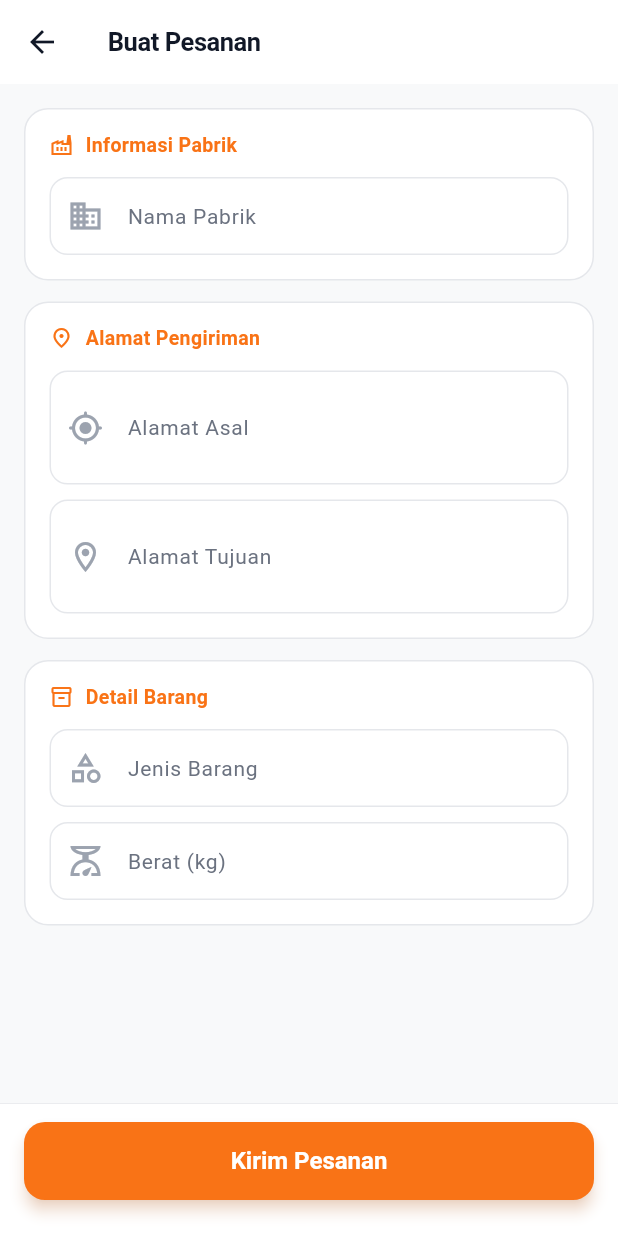
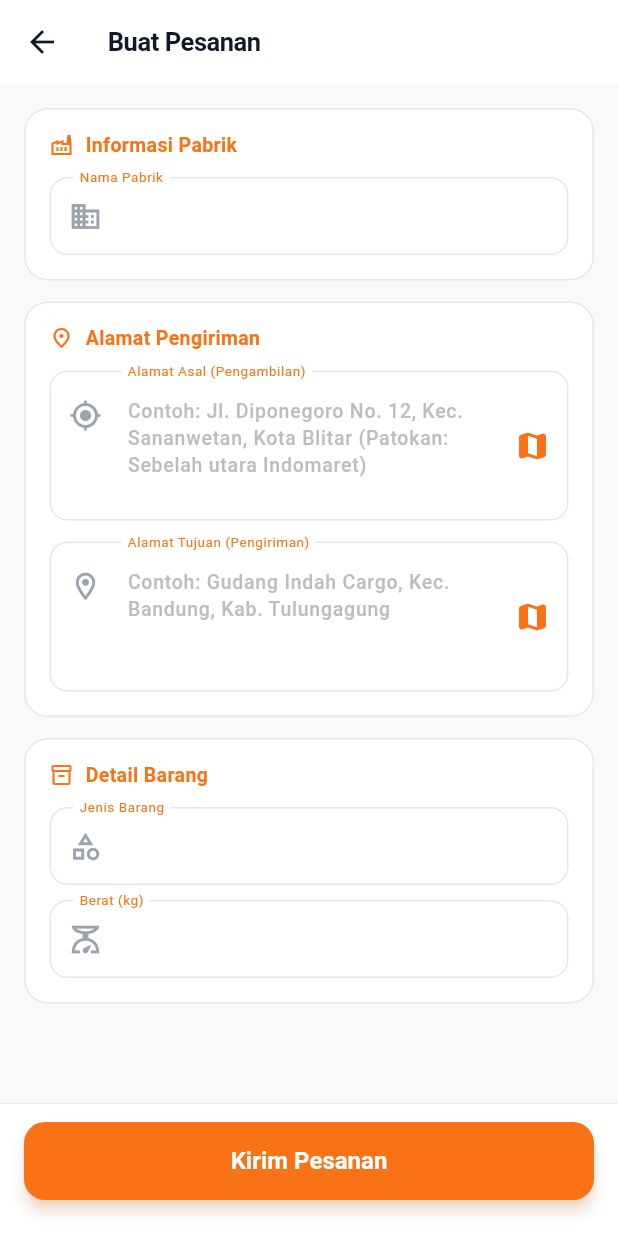
Before and after one commit to NurAlfanNova22/logistics-customer-app-flutter, a Flutter app: the OrderFormScreen screen opened directly, on a phone screen of 412 x 824 dp. Run offline on Flutter 3.47's test engine with Material 3 defaults, Android fonts, the light colour scheme and no system bars; our stand-ins replace firebase_core, firebase_database, geocoding, google_maps_flutter, shared_preferences; accounts and stored records are empty.

Commit message:
feat(customer-app): implement Map Picker and Typography sizing for Order Form

```diff
--- a/lib/screens/order_form_screen.dart
+++ b/lib/screens/order_form_screen.dart
@@ -1,6 +1,7 @@
 import 'package:flutter/material.dart';
 import '../services/api_service.dart';
 import '../app_theme.dart';
+import 'map_picker_screen.dart';
 
 class OrderFormScreen extends StatefulWidget {
   final Function(int)? onOrderSuccess;
@@ -196,16 +197,20 @@ class _OrderFormScreenState extends State<OrderFormScreen> {
               children: [
                 _input(
                   controller: alamatAsalController,
-                  label: 'Alamat Asal',
+                  label: 'Alamat Asal (Pengambilan)',
                   icon: Icons.my_location_rounded,
-                  maxLines: 2,
+                  hint: 'Contoh: Jl. Diponegoro No. 12, Kec. Sananwetan, Kota Blitar (Patokan: Sebelah utara Indomaret)',
+                  maxLines: 3,
+                  isAddress: true,
                 ),
-                const SizedBox(height: 10),
+                const SizedBox(height: 14),
                 _input(
                   controller: alamatTujuanController,
-                  label: 'Alamat Tujuan',
+                  label: 'Alamat Tujuan (Pengiriman)',
                   icon: Icons.location_on_outlined,
-                  maxLines: 2,
+                  hint: 'Contoh: Gudang Indah Cargo, Kec. Bandung, Kab. Tulungagung',
+                  maxLines: 3,
+                  isAddress: true,
                 ),
               ],
             ),
@@ -304,16 +309,42 @@ class _OrderFormScreenState extends State<OrderFormScreen> {
     int maxLines = 1,
     TextInputType keyboardType = TextInputType.text,
     String? Function(String?)? validator,
+    String? hint,
+    bool isAddress = false,
   }) {
     return TextFormField(
       controller: controller,
       maxLines: maxLines,
       keyboardType: keyboardType,
+      style: const TextStyle(fontSize: 16, fontWeight: FontWeight.w500),
       validator: validator ??
           (v) => v == null || v.isEmpty ? '$label wajib diisi' : null,
       decoration: InputDecoration(
         labelText: label,
-        prefixIcon: Icon(icon),
+        labelStyle: const TextStyle(fontSize: 16),
+        hintText: hint,
+        hintStyle: TextStyle(color: Colors.grey.shade400, fontSize: 13, height: 1.4),
+        floatingLabelBehavior: FloatingLabelBehavior.always,
+        alignLabelWithHint: maxLines > 1,
+        prefixIcon: Padding(
+          padding: EdgeInsets.only(bottom: maxLines > 1 ? 40.0 : 0),
+          child: Icon(icon, size: 22),
+        ),
+        suffixIcon: isAddress
+            ? IconButton(
+                icon: const Icon(Icons.map_rounded, color: AppColors.primary),
+                tooltip: 'Pilih dari Peta',
+                onPressed: () async {
+                   final result = await Navigator.push(
+                     context,
+                     MaterialPageRoute(builder: (context) => const MapPickerScreen()),
+                   );
+                   if (result != null && result is String) {
+                     controller.text = result;
+                   }
+                },
+              )
+            : null,
       ),
     );
   }
--- a/pubspec.yaml
+++ b/pubspec.yaml
@@ -15,6 +15,7 @@ dependencies:
   firebase_core: ^4.5.0
   firebase_database: ^12.1.4
   google_maps_flutter: ^2.10.0
+  geocoding: ^4.0.0
 
 dev_dependencies:
   flutter_test:
```
Also changed, not shown: lib/screens/map_picker_screen.dart (added, +162 -0 lines), pubspec.lock.
